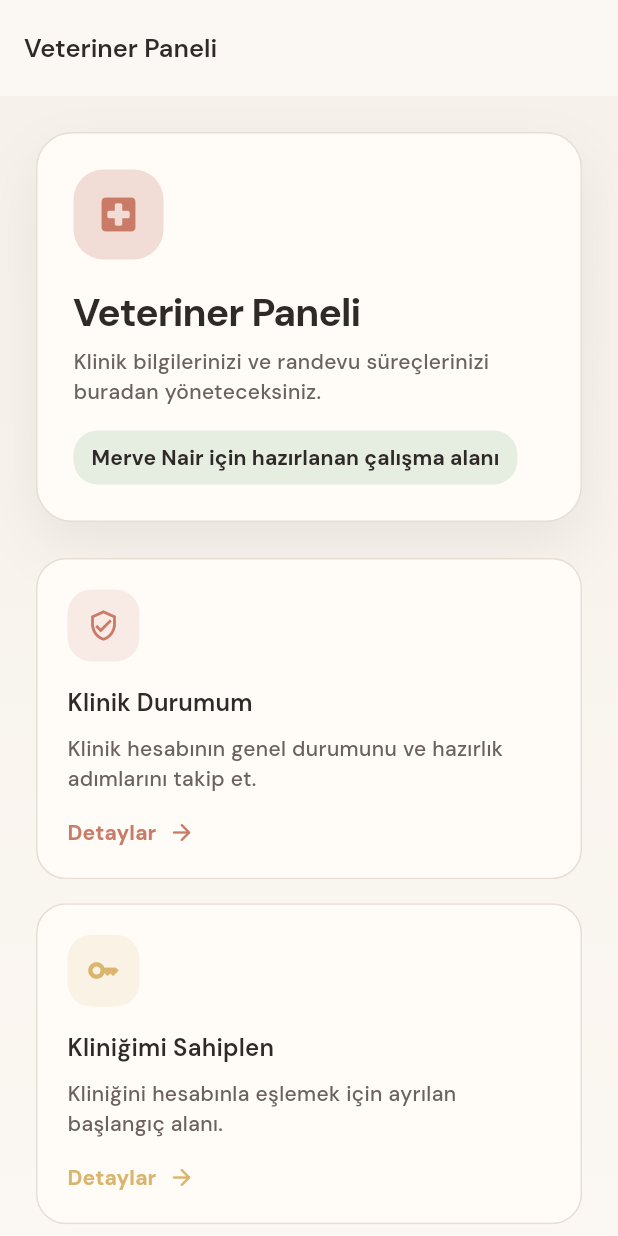
After one commit to iremsimsekk/patify_app, a Flutter app: the VeterinarianDashboardScreen screen opened directly with sample values from the repository, on a phone screen of 412 x 824 dp. The commit adds this screen. Run offline on Flutter 3.47's test engine with Material 3 defaults, Android fonts, the phone set to English and light mode, and no system bars; our stand-ins replace dio, flutter_dotenv, geolocator, google_fonts, google_maps_flutter, shared_preferences; accounts and stored records are empty.

Commit message:
feat: Add veterinarian dashboard screen and navigation support

```diff
--- a/lib/screens/login_screen.dart
+++ b/lib/screens/login_screen.dart
@@ -8,6 +8,7 @@ import '../theme/patify_theme.dart';
 import 'main_wrapper.dart';
 import 'shelter_dashboard_screen.dart';
 import 'signup_screen.dart';
+import 'veterinarian_dashboard_screen.dart';
 
 class LoginScreen extends StatefulWidget {
   const LoginScreen({super.key});
@@ -179,6 +180,13 @@ class _LoginScreenState extends State<LoginScreen> {
           context,
           MaterialPageRoute(
             builder: (_) => ShelterDashboardScreen(shelterUser: user),
+          ),
+        );
+      } else if (user.type == UserType.veterinarian) {
+        Navigator.pushReplacement(
+          context,
+          MaterialPageRoute(
+            builder: (_) => VeterinarianDashboardScreen(user: user),
           ),
         );
       } else {
--- a/lib/screens/signup_screen.dart
+++ b/lib/screens/signup_screen.dart
@@ -142,7 +142,7 @@ class _SignupScreenState extends State<SignupScreen> {
                       ),
                       const SizedBox(height: PatifyTheme.space12),
                       _AccountTypeCard(
-                        title: 'Evcil Hayvan Sahibi',
+                        title: 'Hayvansever Girişi',
                         subtitle:
                             'Patify\'ı günlük kullanım, keşif ve bakım takibi için kullan.',
                         icon: Icons.pets_outlined,
--- /dev/null
+++ b/lib/screens/veterinarian_dashboard_screen.dart
@@ -0,0 +1,286 @@
+import 'package:flutter/material.dart';
+
+import '../data/mock_data.dart';
+import '../theme/patify_theme.dart';
+
+class VeterinarianDashboardScreen extends StatelessWidget {
+  const VeterinarianDashboardScreen({
+    super.key,
+    required this.user,
+  });
+
+  final AppUser user;
+
+  static const List<_VeterinarianMenuItem> _items = [
+    _VeterinarianMenuItem(
+      title: 'Klinik Durumum',
+      subtitle: 'Klinik hesabının genel durumunu ve hazırlık adımlarını takip et.',
+      icon: Icons.verified_user_outlined,
+      accent: PatifyTheme.primary,
+    ),
+    _VeterinarianMenuItem(
+      title: 'Kliniğimi Sahiplen',
+      subtitle: 'Kliniğini hesabınla eşlemek için ayrılan başlangıç alanı.',
+      icon: Icons.key_outlined,
+      accent: PatifyTheme.accent,
+    ),
+    _VeterinarianMenuItem(
+      title: 'Yeni Klinik Ekle',
+      subtitle: 'Yeni klinik kaydı için hazırlanmış taslak yönetim kartı.',
+      icon: Icons.add_business_outlined,
+      accent: PatifyTheme.secondary,
+    ),
+    _VeterinarianMenuItem(
+      title: 'Klinik Bilgilerim',
+      subtitle: 'İletişim ve tanıtım bilgilerini yöneteceğin alan burada olacak.',
+      icon: Icons.badge_outlined,
+      accent: PatifyTheme.info,
+    ),
+    _VeterinarianMenuItem(
+      title: 'Randevu Takvimi',
+      subtitle: 'Takvim görünümü ve uygunluk yönetimi bu kart altında açılacak.',
+      icon: Icons.calendar_month_outlined,
+      accent: PatifyTheme.success,
+    ),
+    _VeterinarianMenuItem(
+      title: 'Gelen Randevular',
+      subtitle: 'Yeni randevu talepleri ve bekleyen işlemler burada listelenecek.',
+      icon: Icons.notifications_active_outlined,
+      accent: PatifyTheme.danger,
+    ),
+  ];
+
+  void _showComingSoon(BuildContext context) {
+    ScaffoldMessenger.of(context).showSnackBar(
+      const SnackBar(
+        content: Text('Bu özellik yakında eklenecek.'),
+      ),
+    );
+  }
+
+  @override
+  Widget build(BuildContext context) {
+    final theme = Theme.of(context);
+    final textTheme = theme.textTheme;
+    final firstName = user.firstName?.trim();
+    final displayName = firstName != null && firstName.isNotEmpty
+        ? firstName
+        : user.displayName;
+
+    return Scaffold(
+      appBar: AppBar(
+        title: const Text('Veteriner Paneli'),
+        automaticallyImplyLeading: false,
+      ),
+      body: DecoratedBox(
+        decoration: const BoxDecoration(
+          gradient: LinearGradient(
+            begin: Alignment.topCenter,
+            end: Alignment.bottomCenter,
+            colors: [
+              PatifyTheme.background,
+              PatifyTheme.backgroundSoft,
+            ],
+          ),
+        ),
+        child: SafeArea(
+          top: false,
+          child: LayoutBuilder(
+            builder: (context, constraints) {
+              final width = constraints.maxWidth;
+              final crossAxisCount = width >= 1100
+                  ? 3
+                  : width >= 700
+                      ? 2
+                      : 1;
+
+              return ListView(
+                padding: const EdgeInsets.all(PatifyTheme.space24),
+                children: [
+                  Container(
+                    padding: const EdgeInsets.all(PatifyTheme.space24),
+                    decoration: BoxDecoration(
+                      color: theme.cardColor,
+                      borderRadius:
+                          BorderRadius.circular(PatifyTheme.radius24),
+                      border: Border.all(color: PatifyTheme.border),
+                      boxShadow: [
+                        BoxShadow(
+                          color:
+                              PatifyTheme.textPrimary.withValues(alpha: 0.08),
+                          blurRadius: 32,
+                          offset: const Offset(0, 16),
+                        ),
+                      ],
+                    ),
+                    child: Column(
+                      crossAxisAlignment: CrossAxisAlignment.start,
+                      children: [
+                        Container(
+                          width: 60,
+                          height: 60,
+                          decoration: BoxDecoration(
+                            color: PatifyTheme.primarySoft,
+                            borderRadius:
+                                BorderRadius.circular(PatifyTheme.radius20),
+                          ),
+                          child: const Icon(
+                            Icons.local_hospital_rounded,
+                            color: PatifyTheme.primary,
+                            size: 30,
+                          ),
+                        ),
+                        const SizedBox(height: PatifyTheme.space20),
+                        Text(
+                          'Veteriner Paneli',
+                          style: textTheme.displayMedium,
+                        ),
+                        const SizedBox(height: PatifyTheme.space8),
+                        Text(
+                          'Klinik bilgilerinizi ve randevu süreçlerinizi buradan yöneteceksiniz.',
+                          style: textTheme.bodyMedium,
+                        ),
+                        const SizedBox(height: PatifyTheme.space16),
+                        Container(
+                          padding: const EdgeInsets.symmetric(
+                            horizontal: PatifyTheme.space12,
+                            vertical: PatifyTheme.space8,
+                          ),
+                          decoration: BoxDecoration(
+                            color: PatifyTheme.secondarySoft,
+                            borderRadius: BorderRadius.circular(
+                              PatifyTheme.radius16,
+                            ),
+                          ),
+                          child: Text(
+                            '$displayName için hazırlanan çalışma alanı',
+                            style: textTheme.labelLarge?.copyWith(
+                              color: PatifyTheme.textPrimary,
+                            ),
+                          ),
+                        ),
+                      ],
+                    ),
+                  ),
+                  const SizedBox(height: PatifyTheme.space24),
+                  GridView.builder(
+                    shrinkWrap: true,
+                    physics: const NeverScrollableScrollPhysics(),
+                    itemCount: _items.length,
+                    gridDelegate: SliverGridDelegateWithFixedCrossAxisCount(
+                      crossAxisCount: crossAxisCount,
+                      crossAxisSpacing: PatifyTheme.space16,
+                      mainAxisSpacing: PatifyTheme.space16,
+                      childAspectRatio: crossAxisCount == 1 ? 1.7 : 0.95,
+                    ),
+                    itemBuilder: (context, index) {
+                      final item = _items[index];
+                      return _VeterinarianActionCard(
+                        item: item,
+                        onTap: () => _showComingSoon(context),
+                      );
+                    },
+                  ),
+                ],
+              );
+            },
+          ),
+        ),
+      ),
+    );
+  }
+}
+
+class _VeterinarianActionCard extends StatelessWidget {
+  const _VeterinarianActionCard({
+    required this.item,
+    required this.onTap,
+  });
+
+  final _VeterinarianMenuItem item;
+  final VoidCallback onTap;
+
+  @override
+  Widget build(BuildContext context) {
+    final theme = Theme.of(context);
+
+    return Material(
+      color: Colors.transparent,
+      child: InkWell(
+        onTap: onTap,
+        borderRadius: BorderRadius.circular(PatifyTheme.radius20),
+        child: Ink(
+          decoration: BoxDecoration(
+            color: theme.cardColor,
+            borderRadius: BorderRadius.circular(PatifyTheme.radius20),
+            border: Border.all(color: PatifyTheme.border),
+          ),
+          child: Padding(
+            padding: const EdgeInsets.all(PatifyTheme.space20),
+            child: Column(
+              crossAxisAlignment: CrossAxisAlignment.start,
+              children: [
+                Container(
+                  width: 48,
+                  height: 48,
+                  decoration: BoxDecoration(
+                    color: item.accent.withValues(alpha: 0.14),
+                    borderRadius:
+                        BorderRadius.circular(PatifyTheme.radius16),
+                  ),
+                  child: Icon(
+                    item.icon,
+                    color: item.accent,
+                  ),
+                ),
+                const SizedBox(height: PatifyTheme.space16),
+                Text(
+                  item.title,
+                  style: theme.textTheme.titleMedium,
+                ),
+                const SizedBox(height: PatifyTheme.space8),
+                Expanded(
+                  child: Text(
+                    item.subtitle,
+                    style: theme.textTheme.bodyMedium,
+                  ),
+                ),
+                const SizedBox(height: PatifyTheme.space12),
+                Row(
+                  children: [
+                    Text(
+                      'Detaylar',
+                      style: theme.textTheme.labelLarge?.copyWith(
+                        color: item.accent,
+                      ),
+                    ),
+                    const SizedBox(width: PatifyTheme.space8),
+                    Icon(
+                      Icons.arrow_forward_rounded,
+                      size: 18,
+                      color: item.accent,
+                    ),
+                  ],
+                ),
+              ],
+            ),
+          ),
+        ),
+      ),
+    );
+  }
+}
+
+class _VeterinarianMenuItem {
+  const _VeterinarianMenuItem({
+    required this.title,
+    required this.subtitle,
+    required this.icon,
+    required this.accent,
+  });
+
+  final String title;
+  final String subtitle;
+  final IconData icon;
+  final Color accent;
+}
```
